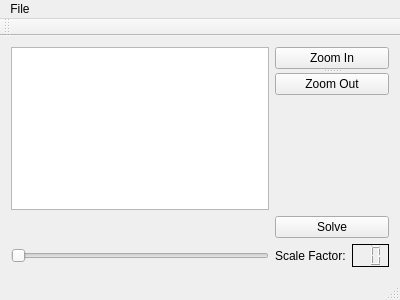
Qt form StructuralAnlysis/mainwindow.ui (FishTacos23/570Project) before a commit.
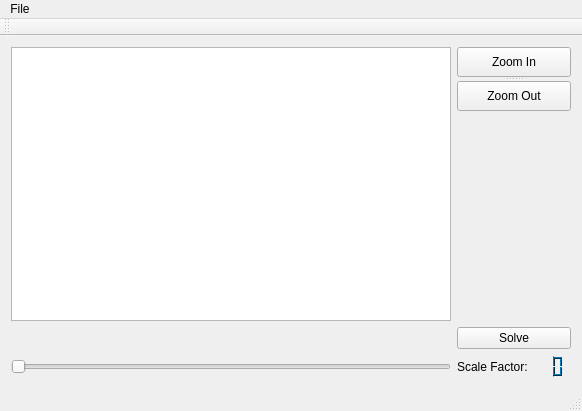
The same form after that commit.

The edit to the form file:
```diff
--- a/StructuralAnlysis/mainwindow.ui
+++ b/StructuralAnlysis/mainwindow.ui
@@ -6,8 +6,8 @@
    <rect>
     <x>0</x>
     <y>0</y>
-    <width>400</width>
-    <height>300</height>
+    <width>582</width>
+    <height>411</height>
    </rect>
   </property>
   <property name="windowTitle">
@@ -100,9 +100,427 @@
     </item>
     <item row="5" column="2">
      <widget class="QLCDNumber" name="lcdNumber">
+      <property name="palette">
+       <palette>
+        <active>
+         <colorrole role="WindowText">
+          <brush brushstyle="SolidPattern">
+           <color alpha="255">
+            <red>255</red>
+            <green>255</green>
+            <blue>255</blue>
+           </color>
+          </brush>
+         </colorrole>
+         <colorrole role="Button">
+          <brush brushstyle="SolidPattern">
+           <color alpha="255">
+            <red>0</red>
+            <green>85</green>
+            <blue>127</blue>
+           </color>
+          </brush>
+         </colorrole>
+         <colorrole role="Light">
+          <brush brushstyle="SolidPattern">
+           <color alpha="255">
+            <red>0</red>
+            <green>128</green>
+            <blue>191</blue>
+           </color>
+          </brush>
+         </colorrole>
+         <colorrole role="Midlight">
+          <brush brushstyle="SolidPattern">
+           <color alpha="255">
+            <red>0</red>
+            <green>106</green>
+            <blue>159</blue>
+           </color>
+          </brush>
+         </colorrole>
+         <colorrole role="Dark">
+          <brush brushstyle="SolidPattern">
+           <color alpha="255">
+            <red>0</red>
+            <green>42</green>
+            <blue>63</blue>
+           </color>
+          </brush>
+         </colorrole>
+         <colorrole role="Mid">
+          <brush brushstyle="SolidPattern">
+           <color alpha="255">
+            <red>0</red>
+            <green>56</green>
+            <blue>84</blue>
+           </color>
+          </brush>
+         </colorrole>
+         <colorrole role="Text">
+          <brush brushstyle="SolidPattern">
+           <color alpha="255">
+            <red>255</red>
+            <green>255</green>
+            <blue>255</blue>
+           </color>
+          </brush>
+         </colorrole>
+         <colorrole role="BrightText">
+          <brush brushstyle="SolidPattern">
+           <color alpha="255">
+            <red>255</red>
+            <green>255</green>
+            <blue>255</blue>
+           </color>
+          </brush>
+         </colorrole>
+         <colorrole role="ButtonText">
+          <brush brushstyle="SolidPattern">
+           <color alpha="255">
+            <red>255</red>
+            <green>255</green>
+            <blue>255</blue>
+           </color>
+          </brush>
+         </colorrole>
+         <colorrole role="Base">
+          <brush brushstyle="SolidPattern">
+           <color alpha="255">
+            <red>0</red>
+            <green>0</green>
+            <blue>0</blue>
+           </color>
+          </brush>
+         </colorrole>
+         <colorrole role="Window">
+          <brush brushstyle="SolidPattern">
+           <color alpha="255">
+            <red>0</red>
+            <green>85</green>
+            <blue>127</blue>
+           </color>
+          </brush>
+         </colorrole>
+         <colorrole role="Shadow">
+          <brush brushstyle="SolidPattern">
+           <color alpha="255">
+            <red>0</red>
+            <green>0</green>
+            <blue>0</blue>
+           </color>
+          </brush>
+         </colorrole>
+         <colorrole role="AlternateBase">
+          <brush brushstyle="SolidPattern">
+           <color alpha="255">
+            <red>0</red>
+            <green>42</green>
+            <blue>63</blue>
+           </color>
+          </brush>
+         </colorrole>
+         <colorrole role="ToolTipBase">
+          <brush brushstyle="SolidPattern">
+           <color alpha="255">
+            <red>255</red>
+            <green>255</green>
+            <blue>220</blue>
+           </color>
+          </brush>
+         </colorrole>
+         <colorrole role="ToolTipText">
+          <brush brushstyle="SolidPattern">
+           <color alpha="255">
+            <red>0</red>
+            <green>0</green>
+            <blue>0</blue>
+           </color>
+          </brush>
+         </colorrole>
+        </active>
+        <inactive>
+         <colorrole role="WindowText">
+          <brush brushstyle="SolidPattern">
+           <color alpha="255">
+            <red>255</red>
+            <green>255</green>
+            <blue>255</blue>
+           </color>
+          </brush>
+         </colorrole>
+         <colorrole role="Button">
+          <brush brushstyle="SolidPattern">
+           <color alpha="255">
+            <red>0</red>
+            <green>85</green>
+            <blue>127</blue>
+           </color>
+          </brush>
+         </colorrole>
+         <colorrole role="Light">
+          <brush brushstyle="SolidPattern">
+           <color alpha="255">
+            <red>0</red>
+            <green>128</green>
+            <blue>191</blue>
+           </color>
+          </brush>
+         </colorrole>
+         <colorrole role="Midlight">
+          <brush brushstyle="SolidPattern">
+           <color alpha="255">
+            <red>0</red>
+            <green>106</green>
+            <blue>159</blue>
+           </color>
+          </brush>
+         </colorrole>
+         <colorrole role="Dark">
+          <brush brushstyle="SolidPattern">
+           <color alpha="255">
+            <red>0</red>
+            <green>42</green>
+            <blue>63</blue>
+           </color>
+          </brush>
+         </colorrole>
+         <colorrole role="Mid">
+          <brush brushstyle="SolidPattern">
+           <color alpha="255">
+            <red>0</red>
+            <green>56</green>
+            <blue>84</blue>
+           </color>
+          </brush>
+         </colorrole>
+         <colorrole role="Text">
+          <brush brushstyle="SolidPattern">
+           <color alpha="255">
+            <red>255</red>
+            <green>255</green>
+            <blue>255</blue>
+           </color>
+          </brush>
+         </colorrole>
+         <colorrole role="BrightText">
+          <brush brushstyle="SolidPattern">
+           <color alpha="255">
+            <red>255</red>
+            <green>255</green>
+            <blue>255</blue>
+           </color>
+          </brush>
+         </colorrole>
+         <colorrole role="ButtonText">
+          <brush brushstyle="SolidPattern">
+           <color alpha="255">
+            <red>255</red>
+            <green>255</green>
+            <blue>255</blue>
+           </color>
+          </brush>
+         </colorrole>
+         <colorrole role="Base">
+          <brush brushstyle="SolidPattern">
+           <color alpha="255">
+            <red>0</red>
+            <green>0</green>
+            <blue>0</blue>
+           </color>
+          </brush>
+         </colorrole>
+         <colorrole role="Window">
+          <brush brushstyle="SolidPattern">
+           <color alpha="255">
+            <red>0</red>
+            <green>85</green>
+            <blue>127</blue>
+           </color>
+          </brush>
+         </colorrole>
+         <colorrole role="Shadow">
+          <brush brushstyle="SolidPattern">
+           <color alpha="255">
+            <red>0</red>
+            <green>0</green>
+            <blue>0</blue>
+           </color>
+          </brush>
+         </colorrole>
+         <colorrole role="AlternateBase">
+          <brush brushstyle="SolidPattern">
+           <color alpha="255">
+            <red>0</red>
+            <green>42</green>
+            <blue>63</blue>
+           </color>
+          </brush>
+         </colorrole>
+         <colorrole role="ToolTipBase">
+          <brush brushstyle="SolidPattern">
+           <color alpha="255">
+            <red>255</red>
+            <green>255</green>
+            <blue>220</blue>
+           </color>
+          </brush>
+         </colorrole>
+         <colorrole role="ToolTipText">
+          <brush brushstyle="SolidPattern">
+           <color alpha="255">
+            <red>0</red>
+            <green>0</green>
+            <blue>0</blue>
+           </color>
+          </brush>
+         </colorrole>
+        </inactive>
+        <disabled>
+         <colorrole role="WindowText">
+          <brush brushstyle="SolidPattern">
+           <color alpha="255">
+            <red>0</red>
+            <green>42</green>
+            <blue>63</blue>
+           </color>
+          </brush>
+         </colorrole>
+         <colorrole role="Button">
+          <brush brushstyle="SolidPattern">
+           <color alpha="255">
+            <red>0</red>
+            <green>85</green>
+            <blue>127</blue>
+           </color>
+          </brush>
+         </colorrole>
+         <colorrole role="Light">
+          <brush brushstyle="SolidPattern">
+           <color alpha="255">
+            <red>0</red>
+            <green>128</green>
+            <blue>191</blue>
+           </color>
+          </brush>
+         </colorrole>
+         <colorrole role="Midlight">
+          <brush brushstyle="SolidPattern">
+           <color alpha="255">
+            <red>0</red>
+            <green>106</green>
+            <blue>159</blue>
+           </color>
+          </brush>
+         </colorrole>
+         <colorrole role="Dark">
+          <brush brushstyle="SolidPattern">
+           <color alpha="255">
+            <red>0</red>
+            <green>42</green>
+            <blue>63</blue>
+           </color>
+          </brush>
+         </colorrole>
+         <colorrole role="Mid">
+          <brush brushstyle="SolidPattern">
+           <color alpha="255">
+            <red>0</red>
+            <green>56</green>
+            <blue>84</blue>
+           </color>
+          </brush>
+         </colorrole>
+         <colorrole role="Text">
+          <brush brushstyle="SolidPattern">
+           <color alpha="255">
+            <red>0</red>
+            <green>42</green>
+            <blue>63</blue>
+           </color>
+          </brush>
+         </colorrole>
+         <colorrole role="BrightText">
+          <brush brushstyle="SolidPattern">
+           <color alpha="255">
+            <red>255</red>
+            <green>255</green>
+            <blue>255</blue>
+           </color>
+          </brush>
+         </colorrole>
+         <colorrole role="ButtonText">
+          <brush brushstyle="SolidPattern">
+           <color alpha="255">
+            <red>0</red>
+            <green>42</green>
+            <blue>63</blue>
+           </color>
+          </brush>
+         </colorrole>
+         <colorrole role="Base">
+          <brush brushstyle="SolidPattern">
+           <color alpha="255">
+            <red>0</red>
+            <green>85</green>
+            <blue>127</blue>
+           </color>
+          </brush>
+         </colorrole>
+         <colorrole role="Window">
+          <brush brushstyle="SolidPattern">
+           <color alpha="255">
+            <red>0</red>
+            <green>85</green>
+            <blue>127</blue>
+           </color>
+          </brush>
+         </colorrole>
+         <colorrole role="Shadow">
+          <brush brushstyle="SolidPattern">
+           <color alpha="255">
+            <red>0</red>
+            <green>0</green>
+            <blue>0</blue>
+           </color>
+          </brush>
+         </colorrole>
+         <colorrole role="AlternateBase">
+          <brush brushstyle="SolidPattern">
+           <color alpha="255">
+            <red>0</red>
+            <green>85</green>
+            <blue>127</blue>
+           </color>
+          </brush>
+         </colorrole>
+         <colorrole role="ToolTipBase">
+          <brush brushstyle="SolidPattern">
+           <color alpha="255">
+            <red>255</red>
+            <green>255</green>
+            <blue>220</blue>
+           </color>
+          </brush>
+         </colorrole>
+         <colorrole role="ToolTipText">
+          <brush brushstyle="SolidPattern">
+           <color alpha="255">
+            <red>0</red>
+            <green>0</green>
+            <blue>0</blue>
+           </color>
+          </brush>
+         </colorrole>
+        </disabled>
+       </palette>
+      </property>
       <property name="frameShadow">
        <enum>QFrame::Plain</enum>
       </property>
+      <property name="lineWidth">
+       <number>0</number>
+      </property>
       <property name="digitCount">
        <number>2</number>
       </property>
@@ -115,7 +533,7 @@
     <rect>
      <x>0</x>
      <y>0</y>
-     <width>400</width>
+     <width>582</width>
      <height>17</height>
     </rect>
    </property>
```
